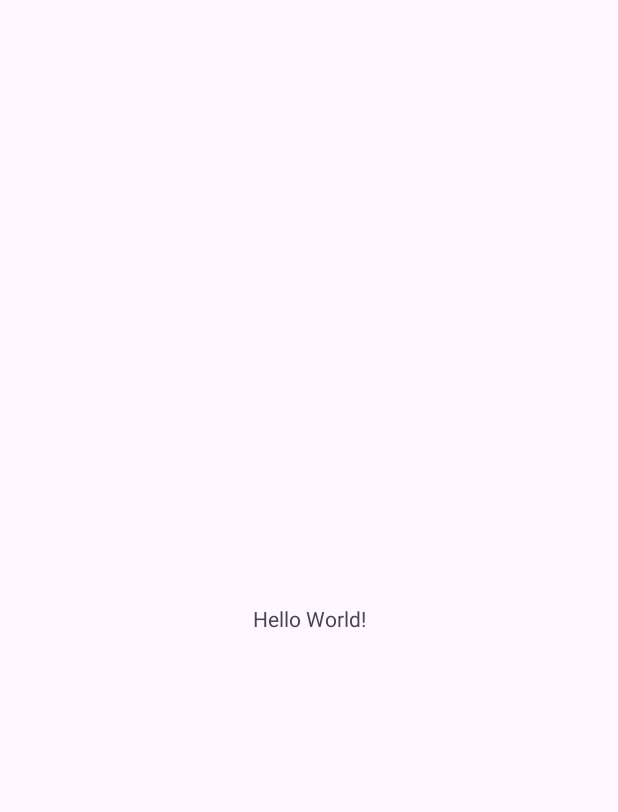
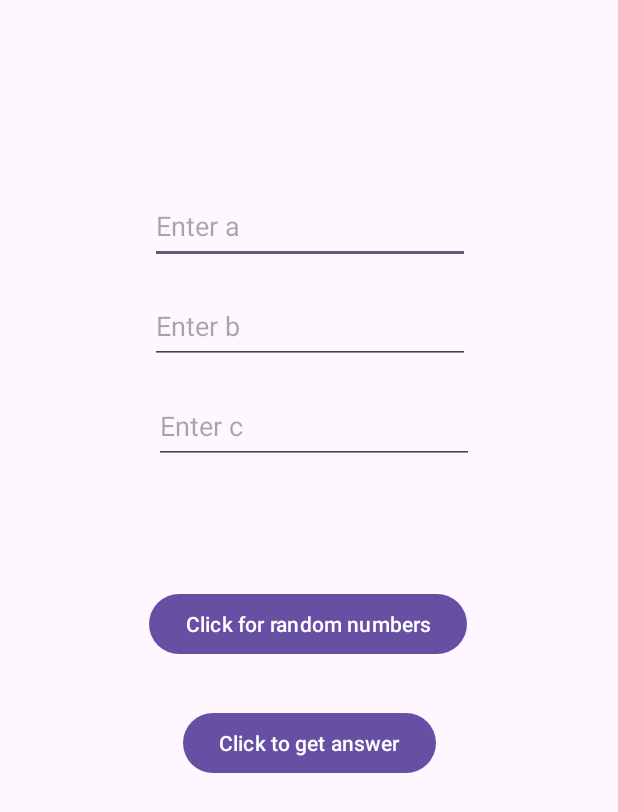
Before and after one commit to tv0823/quadraticFormulaSolver, an Android app: the screen it shows after launch (MainActivity), on a phone screen of 412 x 824 dp. Before the commit the part shown is almost empty. Shown: the top 812 px of the screen. Run offline under Robolectric (Android 15) with nearby library versions, the phone set to English and light mode, and no system bars.

Commit message:
new random numbers generator, input checks

```diff
--- a/app/src/main/AndroidManifest.xml
+++ b/app/src/main/AndroidManifest.xml
@@ -13,6 +13,9 @@
         android:theme="@style/Theme.QuadraticFormulaSolver"
         tools:targetApi="31">
         <activity
+            android:name=".SolutionActivity"
+            android:exported="false" />
+        <activity
             android:name=".MainActivity"
             android:exported="true">
             <intent-filter>
--- a/app/src/main/java/com/example/quadraticformulasolver/MainActivity.java
+++ b/app/src/main/java/com/example/quadraticformulasolver/MainActivity.java
@@ -1,19 +1,60 @@
 package com.example.quadraticformulasolver;
 
+import android.content.Intent;
 import android.os.Bundle;
+import android.view.View;
+import android.widget.EditText;
+import android.widget.Toast;
 
 import androidx.activity.EdgeToEdge;
 import androidx.appcompat.app.AppCompatActivity;
 import androidx.core.graphics.Insets;
 import androidx.core.view.ViewCompat;
 import androidx.core.view.WindowInsetsCompat;
+import java.util.Random;
 
 public class MainActivity extends AppCompatActivity {
+    EditText a, b, c;
+    Intent si;
+    String aStr, bStr, cStr;
+    Random rnd = new Random();;
+    final int REQUEST_CODE = 3602;
+
 
     @Override
     protected void onCreate(Bundle savedInstanceState) {
         super.onCreate(savedInstanceState);
         setContentView(R.layout.activity_main);
 
+        a = findViewById(R.id.a);
+        b = findViewById(R.id.b);
+        c = findViewById(R.id.c);
+
+        si = new Intent(this,SolutionActivity.class);
+    }
+
+    public void randomNums(View view) {
+        a.setText("" + (rnd.nextInt(1000 + 1000)-1000));
+        b.setText("" + (rnd.nextInt(1000 + 1000)-1000));
+        c.setText("" + (rnd.nextInt(1000 + 1000)-1000));
+    }
+
+    public void getValues(View view) {
+        aStr = a.getText().toString();
+        bStr = b.getText().toString();
+        cStr = c.getText().toString();
+
+        if (aStr.isEmpty() || bStr.isEmpty() || cStr.isEmpty() || aStr.equals("-") || cStr.equals("-") || bStr.equals("-") || aStr.equals(".") || bStr.equals(".") || cStr.equals(".") || aStr.equals("-.") || cStr.equals("-.") || bStr.equals("-.")) {
+            Toast.makeText(this, "Invalid input", Toast.LENGTH_SHORT).show();
+        }
+        else if(Double.parseDouble(aStr) == 0.0) {
+            Toast.makeText(this, "a cannot be equal to 0", Toast.LENGTH_SHORT).show();
+        }
+        else {
+            si.putExtra("a", Double.parseDouble(aStr));
+            si.putExtra("b", Double.parseDouble(bStr));
+            si.putExtra("c", Double.parseDouble(cStr));
+            startActivityForResult(si, REQUEST_CODE);
+        }
     }
 }
--- a/app/src/main/res/layout/activity_main.xml
+++ b/app/src/main/res/layout/activity_main.xml
@@ -7,13 +7,70 @@
     android:layout_height="match_parent"
     tools:context=".MainActivity">
 
-    <TextView
+    <EditText
+        android:id="@+id/a"
+        android:layout_width="wrap_content"
+        android:layout_height="50dp"
+        android:layout_marginStart="100dp"
+        android:ems="10"
+        android:hint="Enter a"
+        android:inputType="numberSigned|numberDecimal"
+        app:layout_constraintBottom_toTopOf="@+id/b"
+        app:layout_constraintStart_toStartOf="parent"
+        app:layout_constraintTop_toTopOf="parent"
+        app:layout_constraintVertical_bias="0.883" />
+
+    <Button
+        android:id="@+id/randomNumsBtn"
         android:layout_width="wrap_content"
         android:layout_height="wrap_content"
-        android:text="Hello World!"
+        android:onClick="randomNums"
+        android:text="Click for random numbers"
+        app:layout_constraintBottom_toBottomOf="parent"
+        app:layout_constraintEnd_toEndOf="parent"
+        app:layout_constraintHorizontal_bias="0.497"
+        app:layout_constraintStart_toStartOf="parent"
+        app:layout_constraintTop_toTopOf="parent"
+        app:layout_constraintVertical_bias="0.505" />
+
+    <EditText
+        android:id="@+id/c"
+        android:layout_width="wrap_content"
+        android:layout_height="50dp"
+        android:layout_marginEnd="96dp"
+        android:layout_marginBottom="100dp"
+        android:ems="10"
+        android:hint="Enter c"
+        android:inputType="numberSigned|numberDecimal"
+        app:layout_constraintBottom_toBottomOf="parent"
+        app:layout_constraintEnd_toEndOf="parent"
+        app:layout_constraintTop_toBottomOf="@+id/b"
+        app:layout_constraintVertical_bias="0.038" />
+
+    <Button
+        android:id="@+id/ansBtn"
+        android:layout_width="wrap_content"
+        android:layout_height="wrap_content"
+        android:onClick="getValues"
+        android:text="Click to get answer"
         app:layout_constraintBottom_toBottomOf="parent"
         app:layout_constraintEnd_toEndOf="parent"
         app:layout_constraintStart_toStartOf="parent"
-        app:layout_constraintTop_toTopOf="parent" />
+        app:layout_constraintTop_toBottomOf="@+id/randomNumsBtn"
+        app:layout_constraintVertical_bias="0.093" />
+
+    <EditText
+        android:id="@+id/b"
+        android:layout_width="wrap_content"
+        android:layout_height="50dp"
+        android:ems="10"
+        android:hint="Enter b"
+        android:inputType="numberSigned|numberDecimal"
+        app:layout_constraintBottom_toBottomOf="parent"
+        app:layout_constraintEnd_toEndOf="parent"
+        app:layout_constraintHorizontal_bias="0.502"
+        app:layout_constraintStart_toStartOf="parent"
+        app:layout_constraintTop_toTopOf="parent"
+        app:layout_constraintVertical_bias="0.249" />
 
 </androidx.constraintlayout.widget.ConstraintLayout>
```
Also changed, not shown: app/src/main/java/com/example/quadraticformulasolver/SolutionActivity.java (added, +24 -0 lines), app/src/main/res/layout/activity_solution.xml (added, +10 -0 lines).
